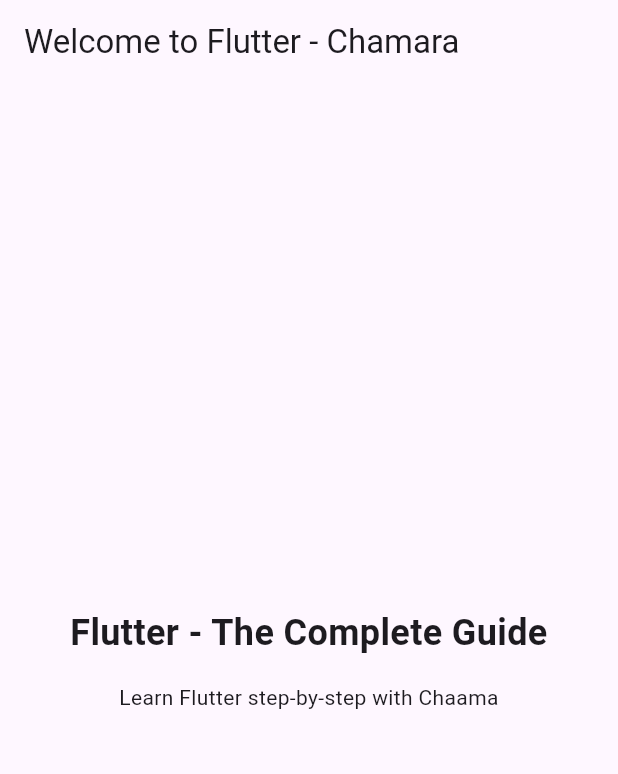
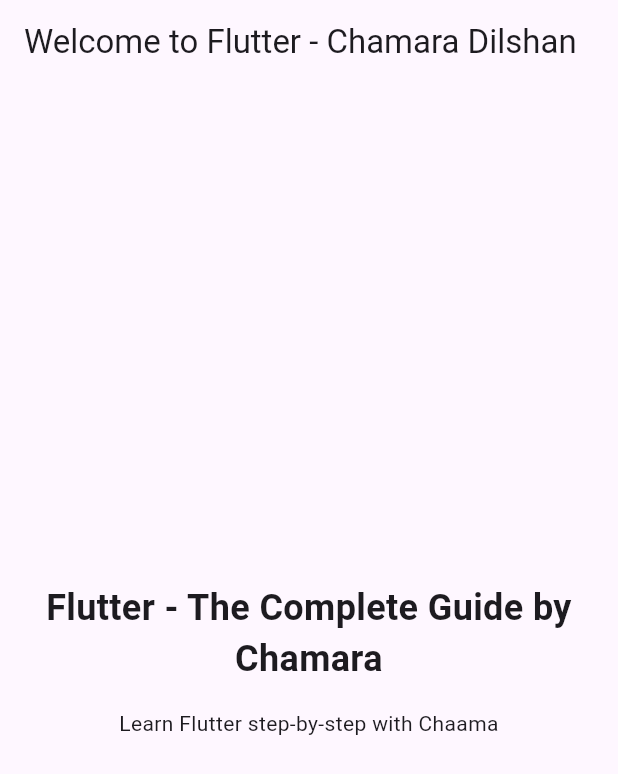
Before and after one commit to Chamara-Dilshan/flutter_projects, a Flutter app: the screen it shows after launch, on a phone screen of 412 x 824 dp. Shown: the top 774 px of the screen. Run offline on Flutter 3.47's test engine with Material 3 defaults, Android fonts, the phone set to English and light mode, and no system bars.

Commit message:
Update main.dart

```diff
--- a/first_app/lib/main.dart
+++ b/first_app/lib/main.dart
@@ -23,7 +23,7 @@ class MyApp extends StatelessWidget {
       theme: ThemeData(useMaterial3: true),
       home: Scaffold(
         appBar: AppBar(
-          title: const Text('Welcome to Flutter - Chamara'),
+          title: const Text('Welcome to Flutter - Chamara Dilshan'),
         ),
         body: Container(
           width: double.infinity,
@@ -33,7 +33,7 @@ class MyApp extends StatelessWidget {
             crossAxisAlignment: CrossAxisAlignment.center,
             children: const [
               Text(
-                'Flutter - The Complete Guide',
+                'Flutter - The Complete Guide by Chamara',
                 textAlign: TextAlign.center,
                 style: TextStyle(
                   fontSize: 24,
```
